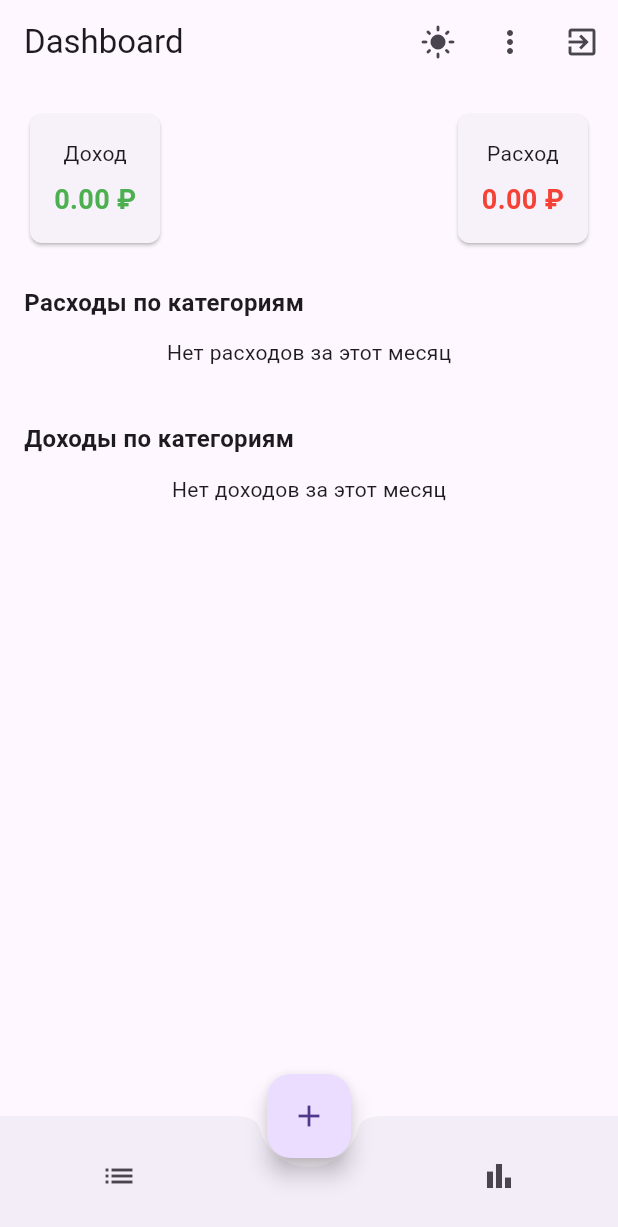
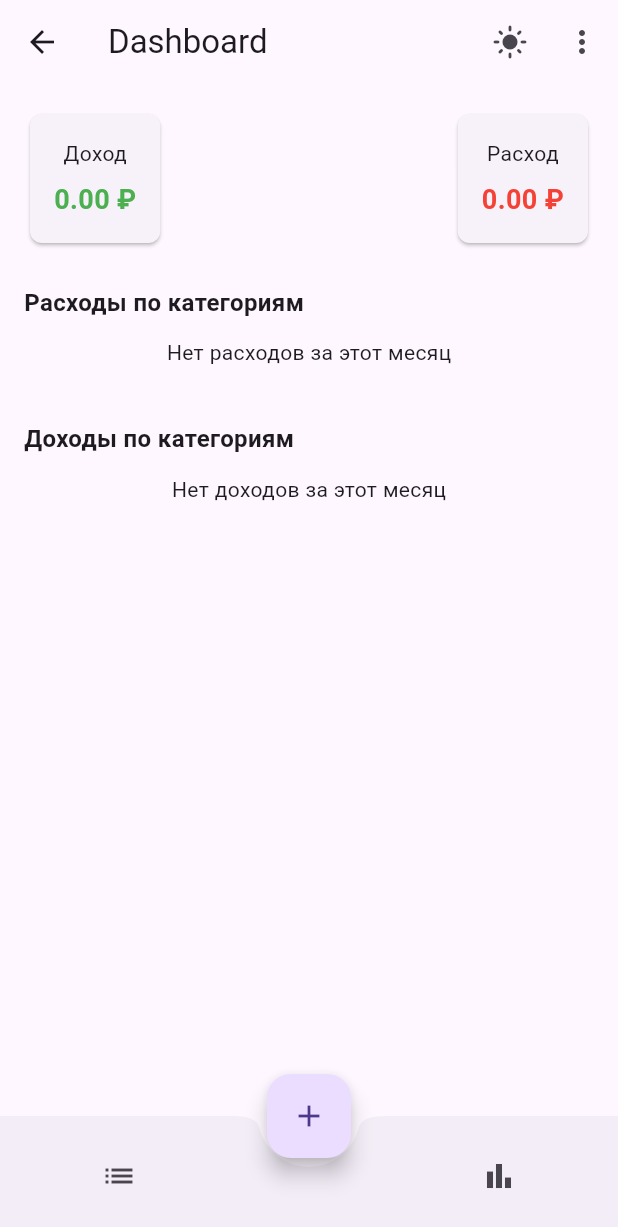
Before and after one commit to amran1451/finance_tracker, a Flutter app: the screen it shows after launch, on a phone screen of 412 x 824 dp. Shown: the top 1227 px of the screen. Run offline on Flutter 3.47's test engine with Material 3 defaults, Android fonts, the phone set to English and light mode, and no system bars; our stand-ins replace csv, fl_chart, hive, hive_flutter, printing; accounts and stored records are empty.

Commit message:
feat: добавил сохранение темы при выходе и кнопку выхода v.2

```diff
--- a/lib/screens/dashboard_screen.dart
+++ b/lib/screens/dashboard_screen.dart
@@ -89,6 +89,12 @@ class DashboardScreen extends StatelessWidget {
 
     return Scaffold(
       appBar: AppBar(
+        leading: IconButton(
+          icon: const Icon(Icons.arrow_back),
+          onPressed: () {
+            SystemNavigator.pop();
+          },
+        ),
         title: const Text('Dashboard'),
         actions: [
           IconButton(
@@ -111,12 +117,6 @@ class DashboardScreen extends StatelessWidget {
               PopupMenuItem(value: 'plans', child: Text('Планы и лимиты')),
               PopupMenuItem(value: 'reports', child: Text('Отчёты')),
             ],
-          ),
-          IconButton(
-            icon: const Icon(Icons.exit_to_app),
-            onPressed: () {
-              SystemNavigator.pop();
-            },
           ),
         ],
       ),
```
